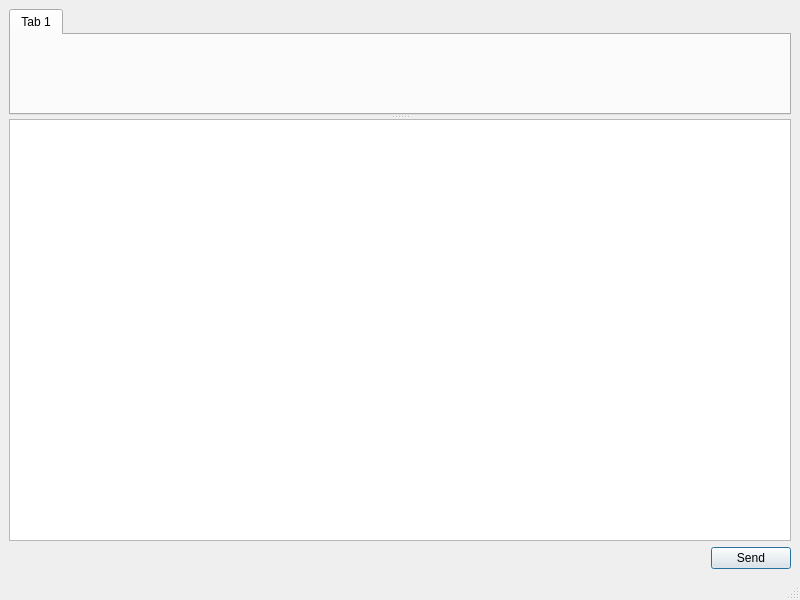
zysoft/o-d-a, file gui/chatwindow.ui: the form before one commit.
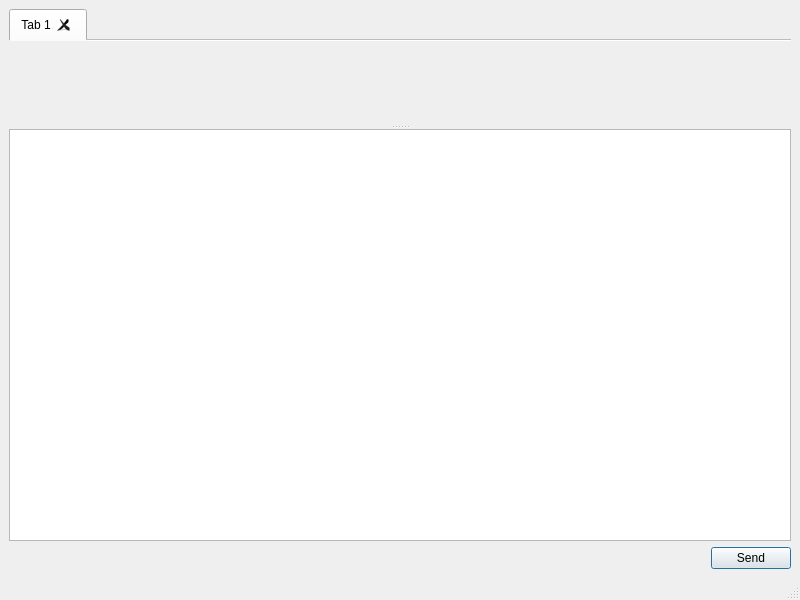
The form after the commit.

Patch:
```diff
--- a/gui/chatwindow.ui
+++ b/gui/chatwindow.ui
@@ -24,6 +24,15 @@
        <property name="currentIndex">
         <number>0</number>
        </property>
+       <property name="documentMode">
+        <bool>true</bool>
+       </property>
+       <property name="tabsClosable">
+        <bool>true</bool>
+       </property>
+       <property name="movable">
+        <bool>true</bool>
+       </property>
        <widget class="QWidget" name="tab">
         <attribute name="title">
          <string>Tab 1</string>
```
